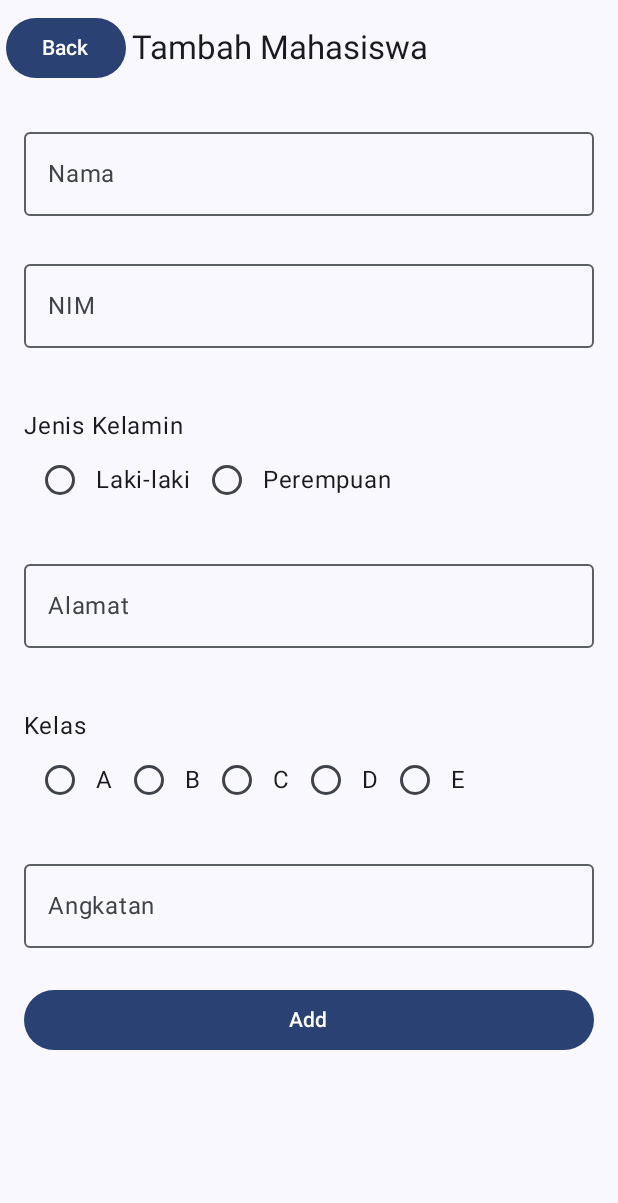
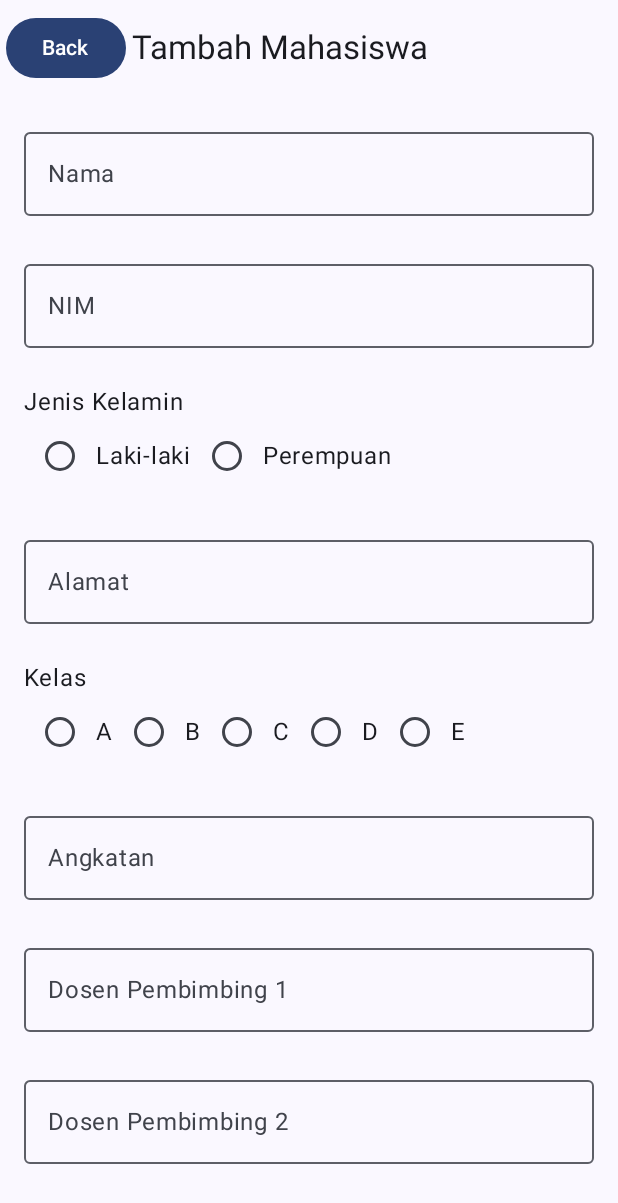
Before and after one commit to MusthafaLuthfi76/QuestFirebase_201, an Android app built with Jetpack Compose: the InsertMhsView screen opened through its navigation route, on a phone screen of 412 x 824 dp. Shown: the top 1203 px of the screen. Run offline under Robolectric (Android 15) with nearby library versions, the phone set to English and light mode, and no system bars; our stand-ins replace Firebase (no records; nobody signed in at launch, a user with empty details on screens opened directly).

Commit message:
Menambahkan Atribut baru dan membuat detail viewmodel dan detail view

```diff
--- a/app/src/main/java/com/example/praktikum15/ui/navigation/DestinasiNavigasi.kt
+++ b/app/src/main/java/com/example/praktikum15/ui/navigation/DestinasiNavigasi.kt
@@ -15,7 +15,7 @@ object DestinasiInsert : DestinasiNavigasi {
     override val titleRes: String = "Insert"
 }
 
-object DestinasiEdit : DestinasiNavigasi {
-    override val route: String = "edit/{nim}"
-    override val titleRes: String = "Edit Mahasiswa"
+object DestinasiDetail : DestinasiNavigasi {
+    override val route: String = "detail/{nim}"
+    override val titleRes: String = "Detail/{nim}"
 }
--- a/app/src/main/java/com/example/praktikum15/ui/navigation/PengelolaHalaman.kt
+++ b/app/src/main/java/com/example/praktikum15/ui/navigation/PengelolaHalaman.kt
@@ -7,6 +7,8 @@ import androidx.navigation.compose.NavHost
 import androidx.navigation.compose.rememberNavController
 import androidx.compose.ui.Modifier
 import androidx.navigation.compose.composable
+import com.example.praktikum15.ui.view.DetailMhsView
+import com.example.praktikum15.ui.view.EditMhsView
 import com.example.praktikum15.ui.view.HomeScreen
 import com.example.praktikum15.ui.view.InsertMhsView
 
@@ -25,6 +27,9 @@ fun PengelolaHalaman(
                 navigateToItemEntry = {
                     navController.navigate(DestinasiInsert.route)
                 },
+                onDetailClick = {nim ->
+                    navController.navigate("detail/${nim}")
+                }
             )
         }
 
@@ -37,12 +42,12 @@ fun PengelolaHalaman(
             )
         }
 
-        composable(DestinasiEdit.route) { backStackEntry ->
+        composable("detail/{nim}") { backStackEntry ->
             val nim = backStackEntry.arguments?.getString("nim") ?: ""
-            InsertMhsView(
-                onBack = { navController.popBackStack() },
-                onNavigate = { navController.popBackStack() },
-                initialNim = nim
+            DetailMhsView(
+                nim = nim,
+                navigateBack = { navController.popBackStack() },
+                onUpdateClick = { navController.navigate(DestinasiInsert.route)}
             )
         }
     }
--- a/app/src/main/java/com/example/praktikum15/ui/view/HomeView.kt
+++ b/app/src/main/java/com/example/praktikum15/ui/view/HomeView.kt
@@ -219,6 +219,10 @@ fun MhsCard(
                 text = mahasiswa.alamat,
                 style = MaterialTheme.typography.titleMedium
             )
+            Text(
+                text = mahasiswa.judulSkripsi,
+                style = MaterialTheme.typography.titleMedium
+            )
         }
     }
 }
--- a/app/src/main/java/com/example/praktikum15/ui/view/InsertView.kt
+++ b/app/src/main/java/com/example/praktikum15/ui/view/InsertView.kt
@@ -201,7 +201,6 @@ fun FormMahasiswa(
             color = Color.Red
         )
 
-        Spacer(modifier = Modifier.height(16.dp))
         Text(text = "Jenis Kelamin")
         Row (
             modifier = Modifier.fillMaxWidth()
@@ -244,7 +243,6 @@ fun FormMahasiswa(
             color = Color.Red
         )
 
-        Spacer(modifier = Modifier.height(16.dp))
         Text(text = "Kelas")
         Row (
             modifier = Modifier.fillMaxWidth()
@@ -287,5 +285,50 @@ fun FormMahasiswa(
             text = errorState.angkatan ?: "",
             color = Color.Red
         )
+
+        OutlinedTextField(
+            modifier = Modifier.fillMaxWidth(),
+            value = mahasiswaEvent.dospem1,
+            onValueChange = {
+                onValueChange(mahasiswaEvent.copy(dospem1 = it))
+            },
+            label = { Text("Dosen Pembimbing 1") },
+            isError = errorState.dospem1 != null,
+            placeholder = {Text("Masukkan nama Dosen 1")},
+        )
+        Text(
+            text = errorState.dospem1 ?: "",
+            color = Color.Red
+        )
+
+        OutlinedTextField(
+            modifier = Modifier.fillMaxWidth(),
+            value = mahasiswaEvent.dospem2,
+            onValueChange = {
+                onValueChange(mahasiswaEvent.copy(dospem2 = it))
+            },
+            label = { Text("Dosen Pembimbing 2") },
+            isError = errorState.dospem2 != null,
+            placeholder = {Text("Masukkan nama Dosen 2")},
+        )
+        Text(
+            text = errorState.dospem2 ?: "",
+            color = Color.Red
+        )
+
+        OutlinedTextField(
+            modifier = Modifier.fillMaxWidth(),
+            value = mahasiswaEvent.judulSkripsi,
+            onValueChange = {
+                onValueChange(mahasiswaEvent.copy(judulSkripsi = it))
+            },
+            label = { Text("Judul Skripsi") },
+            isError = errorState.judulSkripsi != null,
+            placeholder = {Text("Masukkan Judul Skripsi")},
+        )
+        Text(
+            text = errorState.judulSkripsi ?: "",
+            color = Color.Red
+        )
     }
 }
--- a/app/src/main/java/com/example/praktikum15/ui/viewmodel/InsertViewModel.kt
+++ b/app/src/main/java/com/example/praktikum15/ui/viewmodel/InsertViewModel.kt
@@ -35,8 +35,10 @@ class InsertViewModel(
             jenisKelamin = if (event.jenisKelamin.isNotEmpty()) null else "Jenis Kelamin Tidak boleh kosong",
             alamat = if (event.alamat.isNotEmpty()) null else "Alamat Tidak boleh kosong",
             kelas = if (event.kelas.isNotEmpty()) null else "Kelas Tidak boleh kosong",
-            angkatan = if (event.angkatan.isNotEmpty()) null else "Angkatan Tidak boleh kosong"
-
+            angkatan = if (event.angkatan.isNotEmpty()) null else "Angkatan Tidak boleh kosong",
+            dospem1 = if (event.dospem1.isNotEmpty()) null else "Dosen Pembibing 1 tidak boleh kosong",
+            dospem2 = if (event.dospem2.isNotEmpty()) null else "Dosen Pembibing 2 tidak boleh kosong",
+            judulSkripsi = if (event.judulSkripsi.isNotEmpty()) null else "Judul Skripsi tidak boleh kosong",
         )
 
         uiEvent = uiEvent.copy(isEntryValid = errorState)
@@ -89,10 +91,14 @@ data class FormErrorState(
     val alamat: String?= null,
     val kelas: String?= null,
     val angkatan: String?= null,
+    val dospem1: String?= null,
+    val dospem2: String?= null,
+    val judulSkripsi: String? = null
 ){
     fun isValid(): Boolean{
         return nim == null && nama == null && jenisKelamin == null &&
-                alamat == null && kelas == null && angkatan == null
+                alamat == null && kelas == null && angkatan == null &&
+                dospem1 == null && dospem2 == null && judulSkripsi == null
     }
 }
 
@@ -104,6 +110,9 @@ data class MahasiswaEvent(
     val alamat: String = "",
     val kelas: String = "",
     val angkatan: String = "",
+    val dospem1: String = "",
+    val dospem2: String = "",
+    val judulSkripsi: String = ""
 )
 
 // Menyimpan input form ke dalam entity
@@ -113,5 +122,8 @@ fun MahasiswaEvent.toMhsModel(): Mahasiswa = Mahasiswa(
     jenisKelamin = jenisKelamin,
     alamat = alamat,
     kelas = kelas,
-    angkatan = angkatan
+    angkatan = angkatan,
+    dospem1 = dospem1,
+    dospem2 = dospem2,
+    judulSkripsi = judulSkripsi
 )
```
Also changed, not shown: app/src/main/java/com/example/praktikum15/model/Mahasiswa.kt (+5 -2 lines), app/src/main/java/com/example/praktikum15/ui/view/DetailMhsView.kt (added, +166 -0 lines), app/src/main/java/com/example/praktikum15/ui/viewmodel/DetailViewModel.kt (added, +38 -0 lines).
